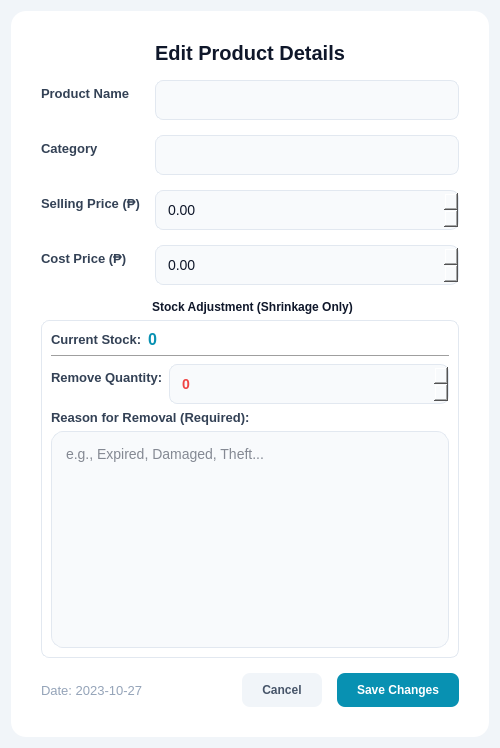
Before: the Qt Designer form views/edit_product_dialog.ui in hiroluv/ShelfSync_POS, drawn with Qt 5.
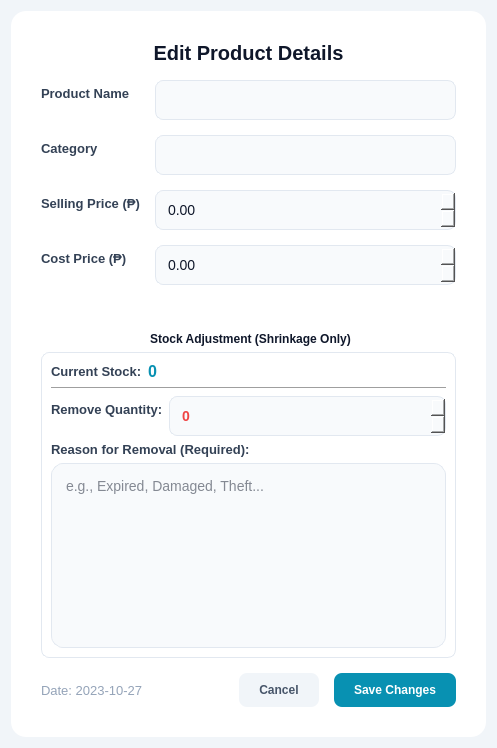
After: the same form once the commit is applied.

Diff of the .ui file:
```diff
--- a/views/edit_product_dialog.ui
+++ b/views/edit_product_dialog.ui
@@ -6,7 +6,7 @@
    <rect>
     <x>0</x>
     <y>0</y>
-    <width>500</width>
+    <width>497</width>
     <height>748</height>
    </rect>
   </property>
@@ -120,6 +120,19 @@
         </item>
        </layout>
       </item>
+      <item>
+       <spacer name="verticalSpacer">
+        <property name="orientation">
+         <enum>Qt::Orientation::Vertical</enum>
+        </property>
+        <property name="sizeHint" stdset="0">
+         <size>
+          <width>20</width>
+          <height>40</height>
+         </size>
+        </property>
+       </spacer>
+      </item>
       <item>
        <widget class="QGroupBox" name="group_stock">
         <property name="title">
```
